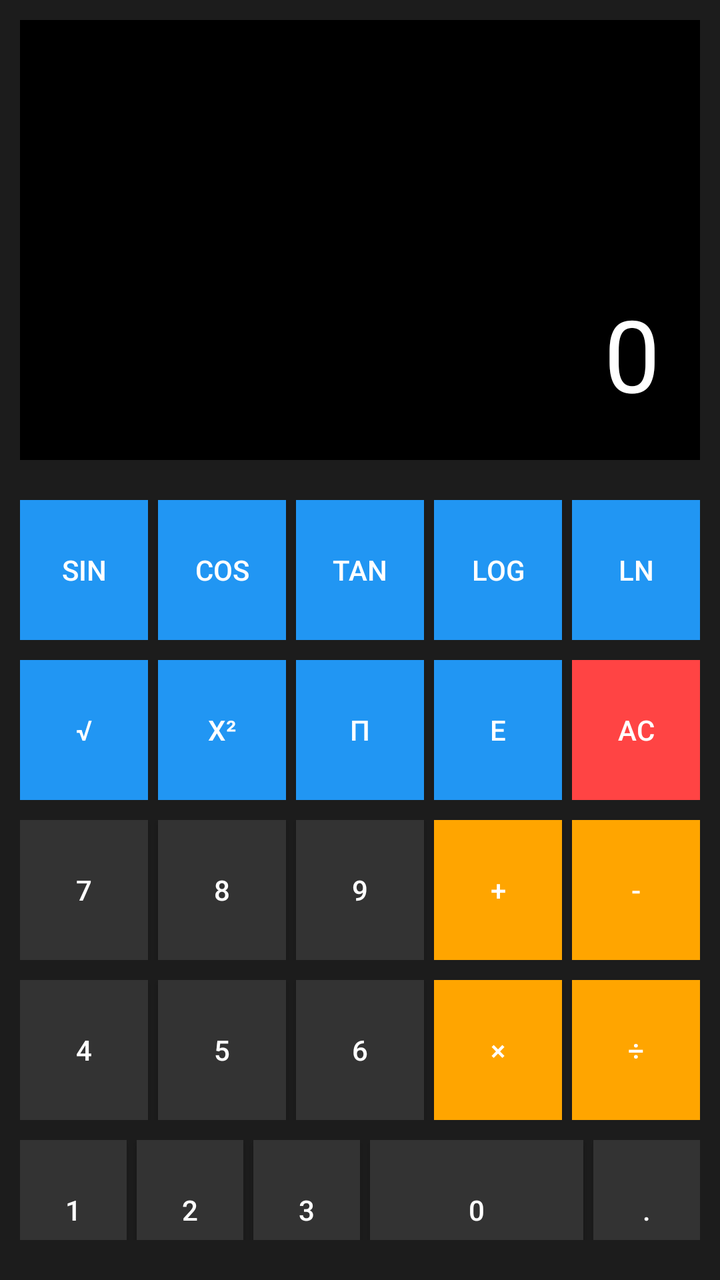
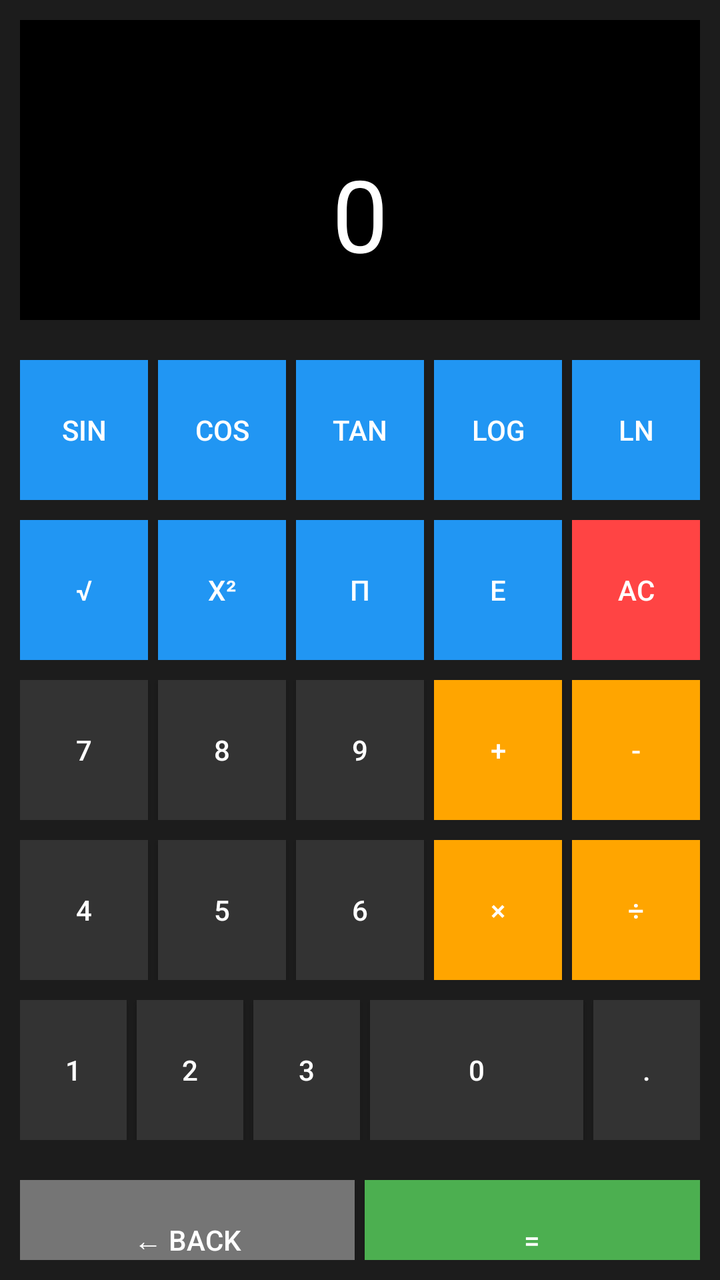

Compare the two renders of this Android layout. The source of the first and the diff that turns it into the second are given below.
<!-- AndroidManifest.xml: application theme Theme.Calculatorpro -->
<!-- res/layout/activity_scientific.xml -->
<?xml version="1.0" encoding="utf-8"?>
<LinearLayout xmlns:android="http://schemas.android.com/apk/res/android"
    android:layout_width="match_parent"
    android:layout_height="match_parent"
    android:orientation="vertical"
    android:padding="10dp"
    android:background="#1C1C1C">

    <TextView
        android:id="@+id/display"
        android:layout_width="match_parent"
        android:layout_height="220dp"
        android:text="0"
        android:textSize="50sp"
        android:textColor="#FFFFFF"
        android:gravity="right|bottom"
        android:padding="20dp"
        android:background="#000000"
        android:layout_marginBottom="20dp"/>

    
    <LinearLayout
        android:layout_width="match_parent"
        android:layout_height="wrap_content"
        android:orientation="horizontal"
        android:layout_marginBottom="10dp">

        <Button
            android:id="@+id/btnSciSin"
            android:layout_width="0dp"
            android:layout_height="70dp"
            android:layout_weight="1"
            android:text="sin"
            android:textColor="#FFFFFF"
            android:background="#2196F3"
            android:layout_marginEnd="5dp"/>

        <Button
            android:id="@+id/btnSciCos"
            android:layout_width="0dp"
            android:layout_height="70dp"
            android:layout_weight="1"
            android:text="cos"
            android:textColor="#FFFFFF"
            android:background="#2196F3"
            android:layout_marginEnd="5dp"/>

        <Button
            android:id="@+id/btnSciTan"
            android:layout_width="0dp"
            android:layout_height="70dp"
            android:layout_weight="1"
            android:text="tan"
            android:textColor="#FFFFFF"
            android:background="#2196F3"
            android:layout_marginEnd="5dp"/>

        <Button
            android:id="@+id/btnSciLog"
            android:layout_width="0dp"
            android:layout_height="70dp"
            android:layout_weight="1"
            android:text="log"
            android:textColor="#FFFFFF"
            android:background="#2196F3"
            android:layout_marginEnd="5dp"/>

        <Button
            android:id="@+id/btnSciLn"
            android:layout_width="0dp"
            android:layout_height="70dp"
            android:layout_weight="1"
            android:text="ln"
            android:textColor="#FFFFFF"
            android:background="#2196F3"/>
    </LinearLayout>

    
    <LinearLayout
        android:layout_width="match_parent"
        android:layout_height="wrap_content"
        android:orientation="horizontal"
        android:layout_marginBottom="10dp">

        <Button
            android:id="@+id/btnSciSqrt"
            android:layout_width="0dp"
            android:layout_height="70dp"
            android:layout_weight="1"
            android:text="√"
            android:textColor="#FFFFFF"
            android:background="#2196F3"
            android:layout_marginEnd="5dp"/>

        <Button
            android:id="@+id/btnSciSquare"
            android:layout_width="0dp"
            android:layout_height="70dp"
            android:layout_weight="1"
            android:text="x²"
            android:textColor="#FFFFFF"
            android:background="#2196F3"
            android:layout_marginEnd="5dp"/>

        <Button
            android:id="@+id/btnSciPi"
            android:layout_width="0dp"
            android:layout_height="70dp"
            android:layout_weight="1"
            android:text="π"
            android:textColor="#FFFFFF"
            android:background="#2196F3"
            android:layout_marginEnd="5dp"/>

        <Button
            android:id="@+id/btnSciE"
            android:layout_width="0dp"
            android:layout_height="70dp"
            android:layout_weight="1"
            android:text="e"
            android:textColor="#FFFFFF"
            android:background="#2196F3"
            android:layout_marginEnd="5dp"/>

        <Button
            android:id="@+id/btnSciAC"
            android:layout_width="0dp"
            android:layout_height="70dp"
            android:layout_weight="1"
            android:text="AC"
            android:textColor="#FFFFFF"
            android:background="#FF4444"/>
    </LinearLayout>

    
    <LinearLayout
        android:layout_width="match_parent"
        android:layout_height="wrap_content"
        android:orientation="horizontal"
        android:layout_marginBottom="10dp">

        <Button
            android:id="@+id/btnSci7"
            android:layout_width="0dp"
            android:layout_height="70dp"
            android:layout_weight="1"
            android:text="7"
            android:textColor="#FFFFFF"
            android:background="#333333"
            android:layout_marginEnd="5dp"/>

        <Button
            android:id="@+id/btnSci8"
            android:layout_width="0dp"
            android:layout_height="70dp"
            android:layout_weight="1"
            android:text="8"
            android:textColor="#FFFFFF"
            android:background="#333333"
            android:layout_marginEnd="5dp"/>

        <Button
            android:id="@+id/btnSci9"
            android:layout_width="0dp"
            android:layout_height="70dp"
            android:layout_weight="1"
            android:text="9"
            android:textColor="#FFFFFF"
            android:background="#333333"
            android:layout_marginEnd="5dp"/>

        <Button
            android:id="@+id/btnSciAdd"
            android:layout_width="0dp"
            android:layout_height="70dp"
            android:layout_weight="1"
            android:text="+"
            android:textColor="#FFFFFF"
            android:background="#FFA500"
            android:layout_marginEnd="5dp"/>

        <Button
            android:id="@+id/btnSciSubtract"
            android:layout_width="0dp"
            android:layout_height="70dp"
            android:layout_weight="1"
            android:text="-"
            android:textColor="#FFFFFF"
            android:background="#FFA500"/>
    </LinearLayout>

    
    <LinearLayout
        android:layout_width="match_parent"
        android:layout_height="wrap_content"
        android:orientation="horizontal"
        android:layout_marginBottom="10dp">

        <Button
            android:id="@+id/btnSci4"
            android:layout_width="0dp"
            android:layout_height="70dp"
            android:layout_weight="1"
            android:text="4"
            android:textColor="#FFFFFF"
            android:background="#333333"
            android:layout_marginEnd="5dp"/>

        <Button
            android:id="@+id/btnSci5"
            android:layout_width="0dp"
            android:layout_height="70dp"
            android:layout_weight="1"
            android:text="5"
            android:textColor="#FFFFFF"
            android:background="#333333"
            android:layout_marginEnd="5dp"/>

        <Button
            android:id="@+id/btnSci6"
            android:layout_width="0dp"
            android:layout_height="70dp"
            android:layout_weight="1"
            android:text="6"
            android:textColor="#FFFFFF"
            android:background="#333333"
            android:layout_marginEnd="5dp"/>

        <Button
            android:id="@+id/btnSciMultiply"
            android:layout_width="0dp"
            android:layout_height="70dp"
            android:layout_weight="1"
            android:text="×"
            android:textColor="#FFFFFF"
            android:background="#FFA500"
            android:layout_marginEnd="5dp"/>

        <Button
            android:id="@+id/btnSciDivide"
            android:layout_width="0dp"
            android:layout_height="70dp"
            android:layout_weight="1"
            android:text="÷"
            android:textColor="#FFFFFF"
            android:background="#FFA500"/>
    </LinearLayout>

    
    <LinearLayout
        android:layout_width="match_parent"
        android:layout_height="wrap_content"
        android:orientation="horizontal"
        android:layout_marginBottom="10dp">

        <Button
            android:id="@+id/btnSci1"
            android:layout_width="0dp"
            android:layout_height="70dp"
            android:layout_weight="1"
            android:text="1"
            android:textColor="#FFFFFF"
            android:background="#333333"
            android:layout_marginEnd="5dp"/>

        <Button
            android:id="@+id/btnSci2"
            android:layout_width="0dp"
            android:layout_height="70dp"
            android:layout_weight="1"
            android:text="2"
            android:textColor="#FFFFFF"
            android:background="#333333"
            android:layout_marginEnd="5dp"/>

        <Button
            android:id="@+id/btnSci3"
            android:layout_width="0dp"
            android:layout_height="70dp"
            android:layout_weight="1"
            android:text="3"
            android:textColor="#FFFFFF"
            android:background="#333333"
            android:layout_marginEnd="5dp"/>

        <Button
            android:id="@+id/btnSci0"
            android:layout_width="0dp"
            android:layout_height="70dp"
            android:layout_weight="2"
            android:text="0"
            android:textColor="#FFFFFF"
            android:background="#333333"
            android:layout_marginEnd="5dp"/>

        <Button
            android:id="@+id/btnSciDot"
            android:layout_width="0dp"
            android:layout_height="70dp"
            android:layout_weight="1"
            android:text="."
            android:textColor="#FFFFFF"
            android:background="#333333"/>
    </LinearLayout>

    
    <LinearLayout
        android:layout_width="match_parent"
        android:layout_height="wrap_content"
        android:orientation="horizontal"
        android:layout_marginTop="10dp">

        <Button
            android:id="@+id/btnSciBack"
            android:layout_width="0dp"
            android:layout_height="60dp"
            android:layout_weight="1"
            android:text="← Back"
            android:textColor="#FFFFFF"
            android:background="#757575"
            android:layout_marginEnd="5dp"/>

        <Button
            android:id="@+id/btnSciEquals"
            android:layout_width="0dp"
            android:layout_height="60dp"
            android:layout_weight="1"
            android:text="="
            android:textColor="#FFFFFF"
            android:background="#4CAF50"/>
    </LinearLayout>

</LinearLayout>
<!-- resources referenced by this layout -->
<resources>
  <style name="Theme.Calculatorpro" parent="Base.Theme.Calculatorpro" />
  <style name="Base.Theme.Calculatorpro" parent="Theme.Material3.DayNight.NoActionBar">
          
          
      </style>
</resources>

<!-- the commit's change to res/layout/activity_scientific.xml (unified diff, before → after) -->
@@ -9,11 +9,11 @@
     <TextView
         android:id="@+id/display"
         android:layout_width="match_parent"
-        android:layout_height="220dp"
+        android:layout_height="150dp"
         android:text="0"
         android:textSize="50sp"
         android:textColor="#FFFFFF"
-        android:gravity="right|bottom"
+        android:gravity="center|bottom"
         android:padding="20dp"
         android:background="#000000"
         android:layout_marginBottom="20dp"/>
@@ -24,55 +24,11 @@
         android:layout_height="wrap_content"
         android:orientation="horizontal"
         android:layout_marginBottom="10dp">
-
-        <Button
-            android:id="@+id/btnSciSin"
-            android:layout_width="0dp"
-            android:layout_height="70dp"
-            android:layout_weight="1"
-            android:text="sin"
-            android:textColor="#FFFFFF"
-            android:background="#2196F3"
-            android:layout_marginEnd="5dp"/>
-
-        <Button
-            android:id="@+id/btnSciCos"
-            android:layout_width="0dp"
-            android:layout_height="70dp"
-            android:layout_weight="1"
-            android:text="cos"
-            android:textColor="#FFFFFF"
-            android:background="#2196F3"
-            android:layout_marginEnd="5dp"/>
-
-        <Button
-            android:id="@+id/btnSciTan"
-            android:layout_width="0dp"
-            android:layout_height="70dp"
-            android:layout_weight="1"
-            android:text="tan"
-            android:textColor="#FFFFFF"
-            android:background="#2196F3"
-            android:layout_marginEnd="5dp"/>
-
-        <Button
-            android:id="@+id/btnSciLog"
-            android:layout_width="0dp"
-            android:layout_height="70dp"
-            android:layout_weight="1"
-            android:text="log"
-            android:textColor="#FFFFFF"
-            android:background="#2196F3"
-            android:layout_marginEnd="5dp"/>
-
-        <Button
-            android:id="@+id/btnSciLn"
-            android:layout_width="0dp"
-            android:layout_height="70dp"
-            android:layout_weight="1"
-            android:text="ln"
-            android:textColor="#FFFFFF"
-            android:background="#2196F3"/>
+        <Button android:id="@+id/btnSciSin" android:layout_width="0dp" android:layout_height="70dp" android:layout_weight="1" android:text="sin" android:textColor="#FFFFFF" android:background="#2196F3" android:layout_marginEnd="5dp"/>
+        <Button android:id="@+id/btnSciCos" android:layout_width="0dp" android:layout_height="70dp" android:layout_weight="1" android:text="cos" android:textColor="#FFFFFF" android:background="#2196F3" android:layout_marginEnd="5dp"/>
+        <Button android:id="@+id/btnSciTan" android:layout_width="0dp" android:layout_height="70dp" android:layout_weight="1" android:text="tan" android:textColor="#FFFFFF" android:background="#2196F3" android:layout_marginEnd="5dp"/>
+        <Button android:id="@+id/btnSciLog" android:layout_width="0dp" android:layout_height="70dp" android:layout_weight="1" android:text="log" android:textColor="#FFFFFF" android:background="#2196F3" android:layout_marginEnd="5dp"/>
+        <Button android:id="@+id/btnSciLn" android:layout_width="0dp" android:layout_height="70dp" android:layout_weight="1" android:text="ln" android:textColor="#FFFFFF" android:background="#2196F3"/>
     </LinearLayout>
 
     
@@ -81,55 +37,11 @@
         android:layout_height="wrap_content"
         android:orientation="horizontal"
         android:layout_marginBottom="10dp">
-
-        <Button
-            android:id="@+id/btnSciSqrt"
-            android:layout_width="0dp"
-            android:layout_height="70dp"
-            android:layout_weight="1"
-            android:text="√"
-            android:textColor="#FFFFFF"
-            android:background="#2196F3"
-            android:layout_marginEnd="5dp"/>
-
-        <Button
-            android:id="@+id/btnSciSquare"
-            android:layout_width="0dp"
-            android:layout_height="70dp"
-            android:layout_weight="1"
-            android:text="x²"
-            android:textColor="#FFFFFF"
-            android:background="#2196F3"
-            android:layout_marginEnd="5dp"/>
-
-        <Button
-            android:id="@+id/btnSciPi"
-            android:layout_width="0dp"
-            android:layout_height="70dp"
-            android:layout_weight="1"
-            android:text="π"
-            android:textColor="#FFFFFF"
-            android:background="#2196F3"
-            android:layout_marginEnd="5dp"/>
-
-        <Button
-            android:id="@+id/btnSciE"
-            android:layout_width="0dp"
-            android:layout_height="70dp"
-            android:layout_weight="1"
-            android:text="e"
-            android:textColor="#FFFFFF"
-            android:background="#2196F3"
-            android:layout_marginEnd="5dp"/>
-
-        <Button
-            android:id="@+id/btnSciAC"
-            android:layout_width="0dp"
-            android:layout_height="70dp"
-            android:layout_weight="1"
-            android:text="AC"
-            android:textColor="#FFFFFF"
-            android:background="#FF4444"/>
+        <Button android:id="@+id/btnSciSqrt" android:layout_width="0dp" android:layout_height="70dp" android:layout_weight="1" android:text="√" android:textColor="#FFFFFF" android:background="#2196F3" android:layout_marginEnd="5dp"/>
+        <Button android:id="@+id/btnSciSquare" android:layout_width="0dp" android:layout_height="70dp" android:layout_weight="1" android:text="x²" android:textColor="#FFFFFF" android:background="#2196F3" android:layout_marginEnd="5dp"/>
+        <Button android:id="@+id/btnSciPi" android:layout_width="0dp" android:layout_height="70dp" android:layout_weight="1" android:text="π" android:textColor="#FFFFFF" android:background="#2196F3" android:layout_marginEnd="5dp"/>
+        <Button android:id="@+id/btnSciE" android:layout_width="0dp" android:layout_height="70dp" android:layout_weight="1" android:text="e" android:textColor="#FFFFFF" android:background="#2196F3" android:layout_marginEnd="5dp"/>
+        <Button android:id="@+id/btnSciAC" android:layout_width="0dp" android:layout_height="70dp" android:layout_weight="1" android:text="AC" android:textColor="#FFFFFF" android:background="#FF4444"/>
     </LinearLayout>
 
     
@@ -138,55 +50,11 @@
         android:layout_height="wrap_content"
         android:orientation="horizontal"
         android:layout_marginBottom="10dp">
-
-        <Button
-            android:id="@+id/btnSci7"
-            android:layout_width="0dp"
-            android:layout_height="70dp"
-            android:layout_weight="1"
-            android:text="7"
-            android:textColor="#FFFFFF"
-            android:background="#333333"
-            android:layout_marginEnd="5dp"/>
-
-        <Button
-            android:id="@+id/btnSci8"
-            android:layout_width="0dp"
-            android:layout_height="70dp"
-            android:layout_weight="1"
-            android:text="8"
-            android:textColor="#FFFFFF"
-            android:background="#333333"
-            android:layout_marginEnd="5dp"/>
-
-        <Button
-            android:id="@+id/btnSci9"
-            android:layout_width="0dp"
-            android:layout_height="70dp"
-            android:layout_weight="1"
-            android:text="9"
-            android:textColor="#FFFFFF"
-            android:background="#333333"
-            android:layout_marginEnd="5dp"/>
-
-        <Button
-            android:id="@+id/btnSciAdd"
-            android:layout_width="0dp"
-            android:layout_height="70dp"
-            android:layout_weight="1"
-            android:text="+"
-            android:textColor="#FFFFFF"
-            android:background="#FFA500"
-            android:layout_marginEnd="5dp"/>
-
-        <Button
-            android:id="@+id/btnSciSubtract"
-            android:layout_width="0dp"
-            android:layout_height="70dp"
-            android:layout_weight="1"
-            android:text="-"
-            android:textColor="#FFFFFF"
-            android:background="#FFA500"/>
+        <Button android:id="@+id/btnSci7" android:layout_width="0dp" android:layout_height="70dp" android:layout_weight="1" android:text="7" android:textColor="#FFFFFF" android:background="#333333" android:layout_marginEnd="5dp"/>
+        <Button android:id="@+id/btnSci8" android:layout_width="0dp" android:layout_height="70dp" android:layout_weight="1" android:text="8" android:textColor="#FFFFFF" android:background="#333333" android:layout_marginEnd="5dp"/>
+        <Button android:id="@+id/btnSci9" android:layout_width="0dp" android:layout_height="70dp" android:layout_weight="1" android:text="9" android:textColor="#FFFFFF" android:background="#333333" android:layout_marginEnd="5dp"/>
+        <Button android:id="@+id/btnSciAdd" android:layout_width="0dp" android:layout_height="70dp" android:layout_weight="1" android:text="+" android:textColor="#FFFFFF" android:background="#FFA500" android:layout_marginEnd="5dp"/>
+        <Button android:id="@+id/btnSciSubtract" android:layout_width="0dp" android:layout_height="70dp" android:layout_weight="1" android:text="-" android:textColor="#FFFFFF" android:background="#FFA500"/>
     </LinearLayout>
 
     
@@ -195,55 +63,11 @@
         android:layout_height="wrap_content"
         android:orientation="horizontal"
         android:layout_marginBottom="10dp">
-
-        <Button
-            android:id="@+id/btnSci4"
-            android:layout_width="0dp"
-            android:layout_height="70dp"
-            android:layout_weight="1"
-            android:text="4"
-            android:textColor="#FFFFFF"
-            android:background="#333333"
-            android:layout_marginEnd="5dp"/>
-
-        <Button
-            android:id="@+id/btnSci5"
-            android:layout_width="0dp"
-            android:layout_height="70dp"
-            android:layout_weight="1"
-            android:text="5"
-            android:textColor="#FFFFFF"
-            android:background="#333333"
-            android:layout_marginEnd="5dp"/>
-
-        <Button
-            android:id="@+id/btnSci6"
-            android:layout_width="0dp"
-            android:layout_height="70dp"
-            android:layout_weight="1"
-            android:text="6"
-            android:textColor="#FFFFFF"
-            android:background="#333333"
-            android:layout_marginEnd="5dp"/>
-
-        <Button
-            android:id="@+id/btnSciMultiply"
-            android:layout_width="0dp"
-            android:layout_height="70dp"
-            android:layout_weight="1"
-            android:text="×"
-            android:textColor="#FFFFFF"
-            android:background="#FFA500"
-            android:layout_marginEnd="5dp"/>
-
-        <Button
-            android:id="@+id/btnSciDivide"
-            android:layout_width="0dp"
-            android:layout_height="70dp"
-            android:layout_weight="1"
-            android:text="÷"
-            android:textColor="#FFFFFF"
-            android:background="#FFA500"/>
+        <Button android:id="@+id/btnSci4" android:layout_width="0dp" android:layout_height="70dp" android:layout_weight="1" android:text="4" android:textColor="#FFFFFF" android:background="#333333" android:layout_marginEnd="5dp"/>
+        <Button android:id="@+id/btnSci5" android:layout_width="0dp" android:layout_height="70dp" android:layout_weight="1" android:text="5" android:textColor="#FFFFFF" android:background="#333333" android:layout_marginEnd="5dp"/>
+        <Button android:id="@+id/btnSci6" android:layout_width="0dp" android:layout_height="70dp" android:layout_weight="1" android:text="6" android:textColor="#FFFFFF" android:background="#333333" android:layout_marginEnd="5dp"/>
+        <Button android:id="@+id/btnSciMultiply" android:layout_width="0dp" android:layout_height="70dp" android:layout_weight="1" android:text="×" android:textColor="#FFFFFF" android:background="#FFA500" android:layout_marginEnd="5dp"/>
+        <Button android:id="@+id/btnSciDivide" android:layout_width="0dp" android:layout_height="70dp" android:layout_weight="1" android:text="÷" android:textColor="#FFFFFF" android:background="#FFA500"/>
     </LinearLayout>
 
     
@@ -252,55 +76,11 @@
         android:layout_height="wrap_content"
         android:orientation="horizontal"
         android:layout_marginBottom="10dp">
-
-        <Button
-            android:id="@+id/btnSci1"
-            android:layout_width="0dp"
-            android:layout_height="70dp"
-            android:layout_weight="1"
-            android:text="1"
-            android:textColor="#FFFFFF"
-            android:background="#333333"
-            android:layout_marginEnd="5dp"/>
-
-        <Button
-            android:id="@+id/btnSci2"
-            android:layout_width="0dp"
-            android:layout_height="70dp"
-            android:layout_weight="1"
-            android:text="2"
-            android:textColor="#FFFFFF"
-            android:background="#333333"
-            android:layout_marginEnd="5dp"/>
-
-        <Button
-            android:id="@+id/btnSci3"
-            android:layout_width="0dp"
-            android:layout_height="70dp"
-            android:layout_weight="1"
-            android:text="3"
-            android:textColor="#FFFFFF"
-            android:background="#333333"
-            android:layout_marginEnd="5dp"/>
-
-        <Button
-            android:id="@+id/btnSci0"
-            android:layout_width="0dp"
-            android:layout_height="70dp"
-            android:layout_weight="2"
-            android:text="0"
-            android:textColor="#FFFFFF"
-            android:background="#333333"
-            android:layout_marginEnd="5dp"/>
-
-        <Button
-            android:id="@+id/btnSciDot"
-            android:layout_width="0dp"
-            android:layout_height="70dp"
-            android:layout_weight="1"
-            android:text="."
-            android:textColor="#FFFFFF"
-            android:background="#333333"/>
+        <Button android:id="@+id/btnSci1" android:layout_width="0dp" android:layout_height="70dp" android:layout_weight="1" android:text="1" android:textColor="#FFFFFF" android:background="#333333" android:layout_marginEnd="5dp"/>
+        <Button android:id="@+id/btnSci2" android:layout_width="0dp" android:layout_height="70dp" android:layout_weight="1" android:text="2" android:textColor="#FFFFFF" android:background="#333333" android:layout_marginEnd="5dp"/>
+        <Button android:id="@+id/btnSci3" android:layout_width="0dp" android:layout_height="70dp" android:layout_weight="1" android:text="3" android:textColor="#FFFFFF" android:background="#333333" android:layout_marginEnd="5dp"/>
+        <Button android:id="@+id/btnSci0" android:layout_width="0dp" android:layout_height="70dp" android:layout_weight="2" android:text="0" android:textColor="#FFFFFF" android:background="#333333" android:layout_marginEnd="5dp"/>
+        <Button android:id="@+id/btnSciDot" android:layout_width="0dp" android:layout_height="70dp" android:layout_weight="1" android:text="." android:textColor="#FFFFFF" android:background="#333333"/>
     </LinearLayout>
 
     
@@ -309,25 +89,8 @@
         android:layout_height="wrap_content"
         android:orientation="horizontal"
         android:layout_marginTop="10dp">
-
-        <Button
-            android:id="@+id/btnSciBack"
-            android:layout_width="0dp"
-            android:layout_height="60dp"
-            android:layout_weight="1"
-            android:text="← Back"
-            android:textColor="#FFFFFF"
-            android:background="#757575"
-            android:layout_marginEnd="5dp"/>
-
-        <Button
-            android:id="@+id/btnSciEquals"
-            android:layout_width="0dp"
-            android:layout_height="60dp"
-            android:layout_weight="1"
-            android:text="="
-            android:textColor="#FFFFFF"
-            android:background="#4CAF50"/>
+        <Button android:id="@+id/btnSciBack" android:layout_width="0dp" android:layout_height="60dp" android:layout_weight="1" android:text="← Back" android:textColor="#FFFFFF" android:background="#757575" android:layout_marginEnd="5dp"/>
+        <Button android:id="@+id/btnSciEquals" android:layout_width="0dp" android:layout_height="60dp" android:layout_weight="1" android:text="=" android:textColor="#FFFFFF" android:background="#4CAF50"/>
     </LinearLayout>
 
 </LinearLayout>
